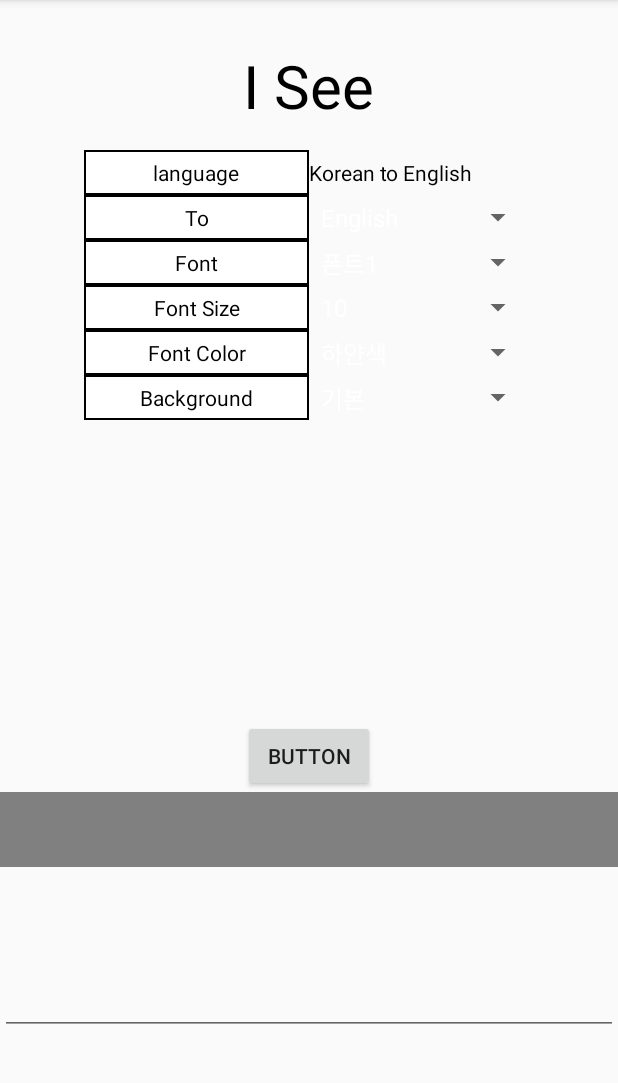
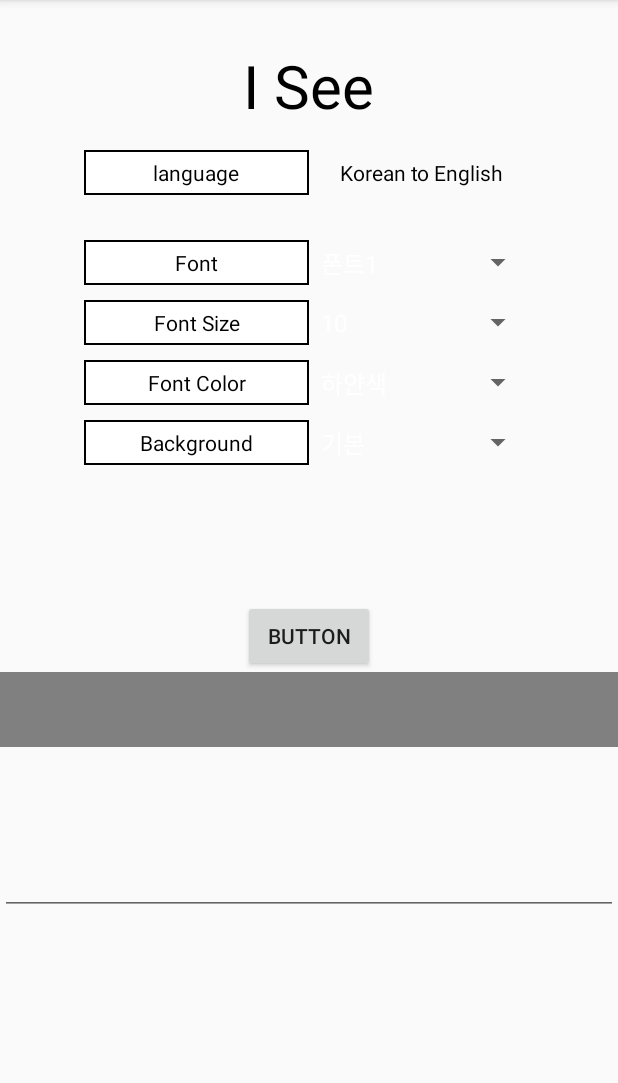
Before and after one commit to jeje910/Final_Project, an Android app: the screen it shows after launch (MainActivity), after a tap on "START!", on a phone screen of 412 x 824 dp, the part 84-1167 px from its top. Run offline under Robolectric (Android 15) with nearby library versions, the phone set to English and light mode, and no system bars.

Commit message:
Merge 및 Layout, 기능 추가

```diff
--- a/app/src/main/java/com/example/finalproject/MainActivity.java
+++ b/app/src/main/java/com/example/finalproject/MainActivity.java
@@ -90,8 +90,7 @@ public class MainActivity extends AppCompatActivity {
         lan_text.setText(language);
         Log.d("taggg", language);
 
-        Spinner spinner_from = findViewById(R.id.from_spinner);
-        Spinner spinner_to = findViewById(R.id.to_spinner);
+
         Spinner spinner_font = findViewById(R.id.font_spinner);
         Spinner spinner_fontsize = findViewById(R.id.font_size_spinner);
         Spinner spinner_fontcolor = findViewById(R.id.font_color_spinner);
@@ -116,8 +115,6 @@ public class MainActivity extends AppCompatActivity {
                 getApplicationContext(), android.R.layout.simple_spinner_dropdown_item, items_background
         );
 
-        spinner_from.setAdapter(from_adapter);
-        spinner_to.setAdapter(to_adapter);
         spinner_font.setAdapter(font_adapter);
         spinner_fontsize.setAdapter(fontsize_adapter);
         spinner_fontcolor.setAdapter(fontcolor_adapter);
@@ -156,8 +153,6 @@ public class MainActivity extends AppCompatActivity {
 
             }
         });
-
-         */
 
         // 음성인식
         SttIntent=new Intent(RecognizerIntent.ACTION_RECOGNIZE_SPEECH);
--- a/app/src/main/res/layout/activity_main.xml
+++ b/app/src/main/res/layout/activity_main.xml
@@ -40,36 +40,16 @@
         android:layout_height="30dp"
         android:layout_below="@+id/center"
         android:layout_toRightOf="@+id/center"
-        android:gravity="center_vertical"
+        android:gravity="center_horizontal|center_vertical"
         android:textColor="#000000"
         />
 
-    <TextView
-        android:id="@+id/to"
-        android:text="@string/to"
-        android:layout_width="150dp"
-        android:layout_height="30dp"
-        android:layout_below="@+id/from"
-        android:layout_toLeftOf="@+id/center"
-        android:gravity="center_horizontal|center_vertical"
-        android:textColor="#000000"
-        android:background="@drawable/edge"
-        />
-    <Spinner
-        android:id="@+id/to_spinner"
-        android:layout_width="150dp"
-        android:layout_height="30dp"
-        android:layout_below="@+id/from"
-        android:layout_toRightOf="@+id/center"
-        android:gravity="center_vertical"
-        android:textColor="#000000"
-        />
     <TextView
         android:id="@+id/font"
         android:text="@string/font"
         android:layout_width="150dp"
         android:layout_height="30dp"
-        android:layout_below="@+id/to"
+        android:layout_marginTop="160dp"
         android:layout_toLeftOf="@+id/center"
         android:gravity="center_horizontal|center_vertical"
         android:textColor="#000000"
@@ -79,7 +59,7 @@
         android:id="@+id/font_spinner"
         android:layout_width="150dp"
         android:layout_height="30dp"
-        android:layout_below="@+id/to"
+        android:layout_marginTop="160dp"
         android:layout_toRightOf="@+id/center"
         android:gravity="center_vertical"
         android:textColor="#000000"
@@ -89,7 +69,7 @@
         android:text="@string/font_size"
         android:layout_width="150dp"
         android:layout_height="30dp"
-        android:layout_below="@+id/font"
+        android:layout_marginTop="200dp"
         android:layout_toLeftOf="@+id/center"
         android:gravity="center_horizontal|center_vertical"
         android:textColor="#000000"
@@ -99,7 +79,7 @@
         android:id="@+id/font_size_spinner"
         android:layout_width="150dp"
         android:layout_height="30dp"
-        android:layout_below="@+id/font"
+        android:layout_marginTop="200dp"
         android:layout_toRightOf="@+id/center"
         android:gravity="center_vertical"
         android:textColor="#000000"
@@ -110,7 +90,7 @@
         android:text="@string/font_color"
         android:layout_width="150dp"
         android:layout_height="30dp"
-        android:layout_below="@+id/font_size"
+        android:layout_marginTop="240dp"
         android:layout_toLeftOf="@+id/center"
         android:gravity="center_horizontal|center_vertical"
         android:textColor="#000000"
@@ -120,7 +100,7 @@
         android:id="@+id/font_color_spinner"
         android:layout_width="150dp"
         android:layout_height="30dp"
-        android:layout_below="@+id/font_size"
+        android:layout_marginTop="240dp"
         android:layout_toRightOf="@+id/center"
         android:gravity="center_vertical"
         android:textColor="#000000"
@@ -131,7 +111,7 @@
         android:text="@string/background_color"
         android:layout_width="150dp"
         android:layout_height="30dp"
-        android:layout_below="@+id/font_color"
+        android:layout_marginTop="280dp"
         android:layout_toLeftOf="@+id/center"
         android:gravity="center_horizontal|center_vertical"
         android:textColor="#000000"
@@ -141,7 +121,7 @@
         android:id="@+id/background_color_spinner"
         android:layout_width="150dp"
         android:layout_height="30dp"
-        android:layout_below="@+id/font_color"
+        android:layout_marginTop="280dp"
         android:layout_toRightOf="@+id/center"
         android:gravity="center_vertical"
         android:textColor="#000000"
@@ -151,7 +131,7 @@
         android:id="@+id/btn_stt_start"
         android:layout_width="wrap_content"
         android:layout_height="wrap_content"
-        android:layout_marginTop="480dp"
+        android:layout_marginTop="400dp"
         android:layout_centerHorizontal="true"
         android:text="@string/button" />
 
```
